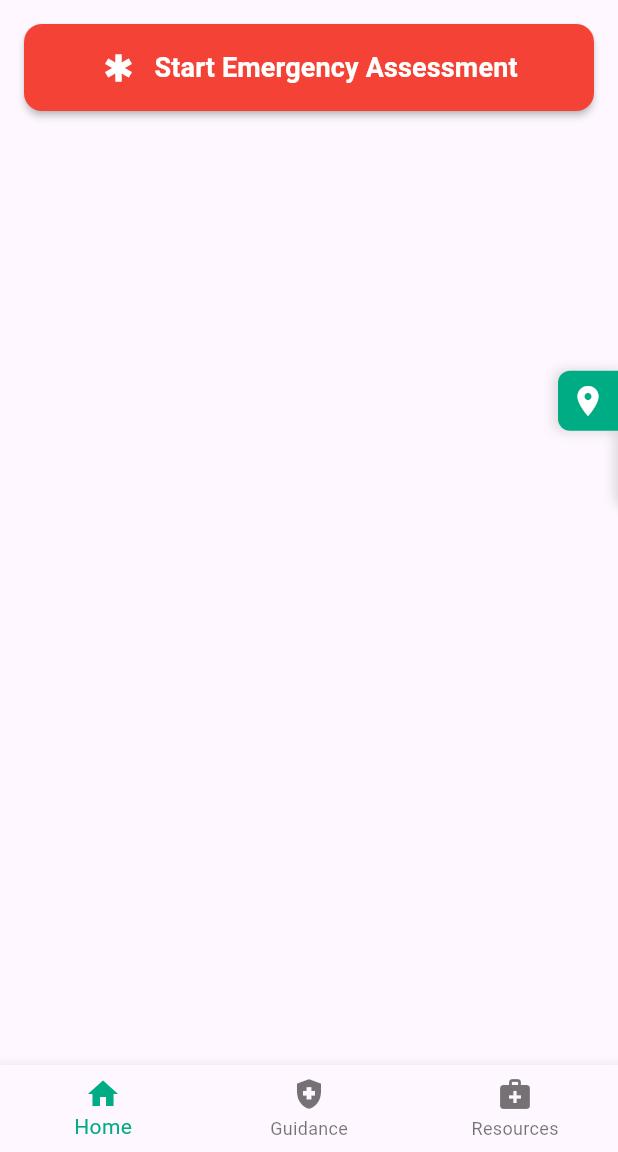
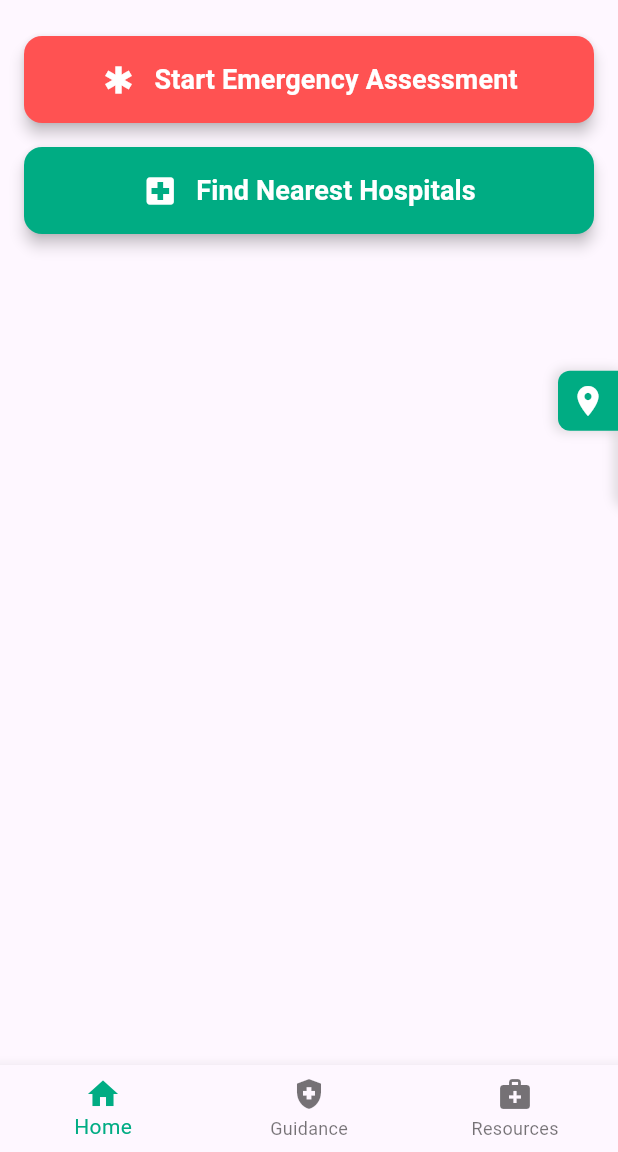
Before and after one commit to EAS-Kristian/EmergencyAssistant, a Flutter app: the screen it shows after launch, on a phone screen of 412 x 824 dp, the part 84-1236 px from its top. Run offline on Flutter 3.47's test engine with Material 3 defaults, Android fonts, the phone set to English and light mode, and no system bars; our stand-ins replace geolocator; missing offline and left inert: what3words.

Commit message:
Improved home screen and check pages

```diff
--- a/lib/screens/home_screen.dart
+++ b/lib/screens/home_screen.dart
@@ -1,15 +1,16 @@
 import 'package:flutter/material.dart';
 import 'package:provider/provider.dart';
+import 'package:intl/intl.dart';
 import '../providers/assessment_provider.dart';
 import '../checks/emergency_assessment_page.dart';
 import '../models/assessment_progress.dart';
 import '../widgets/custom_app_bar.dart';
-import '../widgets/location_widget.dart';
-import '../widgets/assessment_summary_card.dart';
+import '../widgets/sliding_location_widget.dart';
 import '../constants/colors.dart';
 import '../screens/guidance_screen.dart';
 import '../screens/resources_screen.dart';
-import '../widgets/sliding_location_widget.dart';
+import '../screens/nearest_hospitals_screen.dart';
+import '../widgets/assessment_summary_card.dart';
 
 class HomeScreen extends StatelessWidget {
   const HomeScreen({super.key});
@@ -23,15 +24,11 @@ class HomeScreen extends StatelessWidget {
       body: Stack(
         children: [
           SingleChildScrollView(
-            padding: const EdgeInsets.only(
-              left: 16.0,
-              right: 16.0,
-              top: 16.0,
-              bottom: 80.0,
-            ),
+            padding: const EdgeInsets.symmetric(horizontal: 16.0, vertical: 24.0),
             child: Column(
               crossAxisAlignment: CrossAxisAlignment.stretch,
               children: [
+
                 ElevatedButton(
                   onPressed: () {
                     Navigator.push(
@@ -44,13 +41,13 @@ class HomeScreen extends StatelessWidget {
                     );
                   },
                   style: ElevatedButton.styleFrom(
-                    backgroundColor: Colors.red,
+                    backgroundColor: Colors.redAccent,
                     foregroundColor: Colors.white,
                     padding: const EdgeInsets.symmetric(vertical: 16),
                     shape: RoundedRectangleBorder(
                       borderRadius: BorderRadius.circular(12),
                     ),
-                    elevation: 2,
+                    elevation: 4,
                   ),
                   child: const Row(
                     mainAxisAlignment: MainAxisAlignment.center,
@@ -59,6 +56,42 @@ class HomeScreen extends StatelessWidget {
                       SizedBox(width: 12),
                       Text(
                         'Start Emergency Assessment',
+                        style: TextStyle(
+                          fontSize: 18,
+                          fontWeight: FontWeight.bold,
+                        ),
+                      ),
+                    ],
+                  ),
+                ),
+
+                const SizedBox(height: 16),
+
+                ElevatedButton(
+                  onPressed: () {
+                    Navigator.push(
+                      context,
+                      MaterialPageRoute(
+                        builder: (context) => const NearestHospitalsScreen(),
+                      ),
+                    );
+                  },
+                  style: ElevatedButton.styleFrom(
+                    backgroundColor: AppColors.medicalGreen,
+                    foregroundColor: Colors.white,
+                    padding: const EdgeInsets.symmetric(vertical: 16),
+                    shape: RoundedRectangleBorder(
+                      borderRadius: BorderRadius.circular(12),
+                    ),
+                    elevation: 4,
+                  ),
+                  child: const Row(
+                    mainAxisAlignment: MainAxisAlignment.center,
+                    children: [
+                      Icon(Icons.local_hospital, size: 24),
+                      SizedBox(width: 12),
+                      Text(
+                        'Find Nearest Hospitals',
                         style: TextStyle(
                           fontSize: 18,
                           fontWeight: FontWeight.bold,
--- a/pubspec.yaml
+++ b/pubspec.yaml
@@ -17,6 +17,7 @@ dependencies:
   provider: ^6.1.1
   intl: ^0.19.0
   http: ^0.13.6
+  url_launcher: ^6.3.1
 
 dev_dependencies:
   flutter_test:
```
Also changed, not shown: lib/checks/airway_check_page.dart (+12 -6 lines), lib/checks/breathing_check_page.dart (+12 -6 lines), lib/checks/catastrophic_bleed_page.dart (+12 -6 lines), lib/checks/circulation_check_page.dart (+12 -6 lines), lib/checks/damage_check_page.dart (+41 -13 lines), lib/checks/emergency_assessment_page.dart (+12 -6 lines), lib/checks/environment_check_page.dart (+13 -7 lines), lib/checks/response_assessment_page.dart (+12 -6 lines), lib/screens/nearest_hospitals_screen.dart (added, +77 -0 lines), pubspec.lock, 6 other files.
